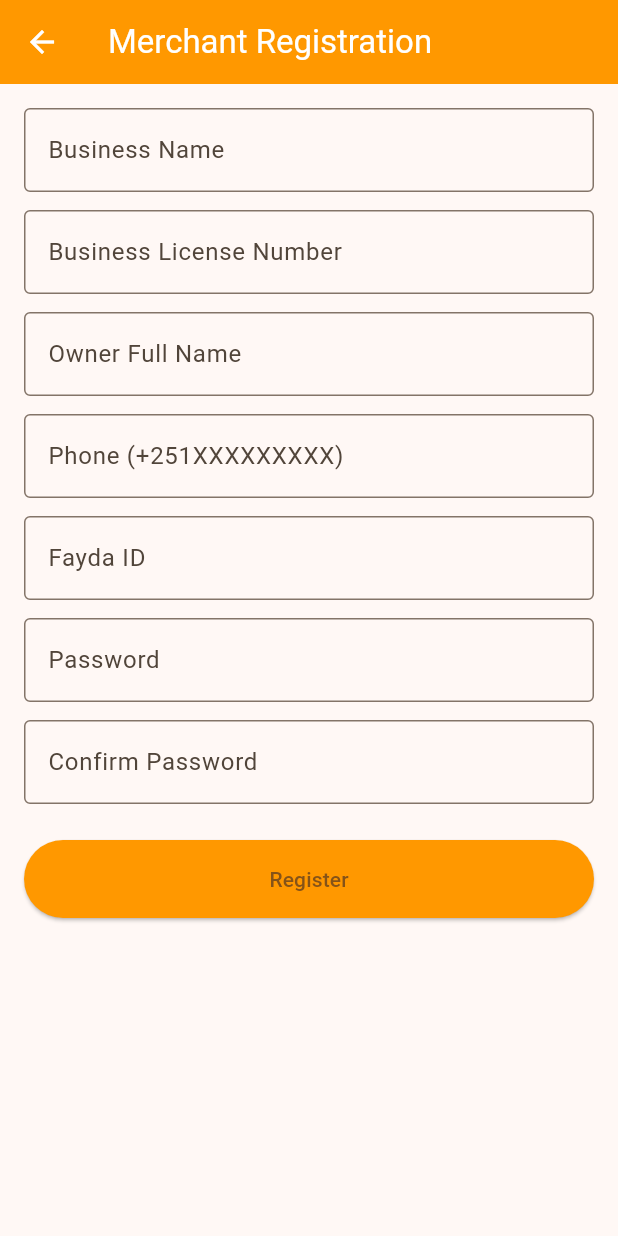
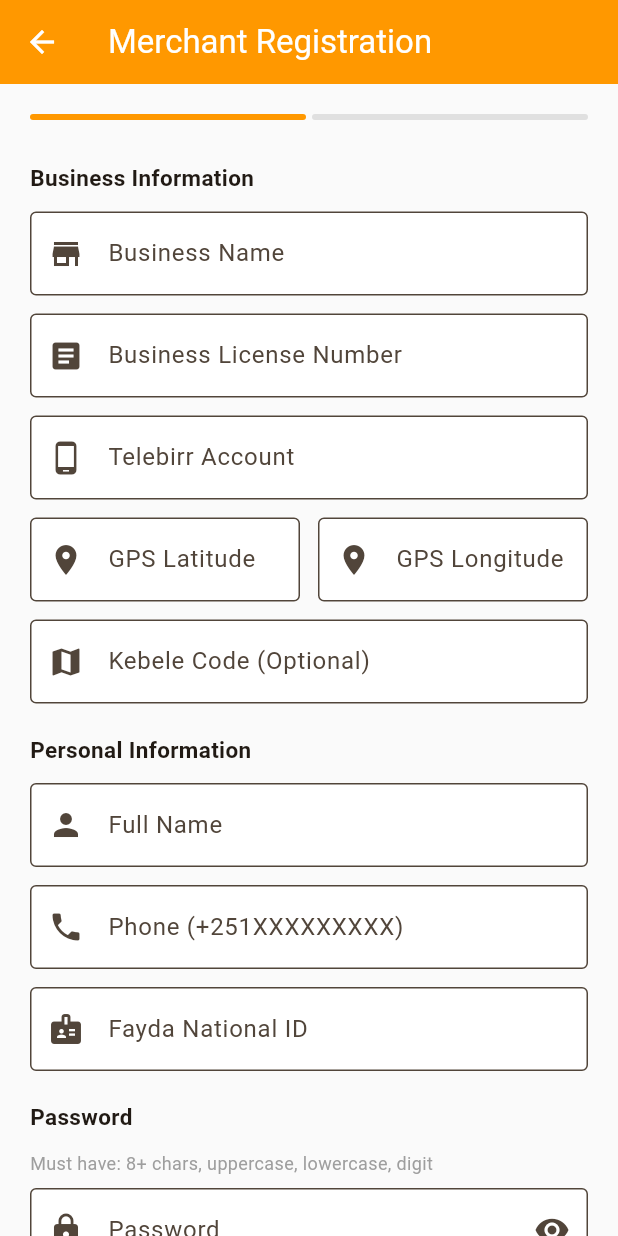
Before and after one commit to selamawitsh/Agri_Yield, a Flutter app: the RegisterScreen screen opened by its route, on a phone screen of 412 x 824 dp. Run offline on Flutter 3.47's test engine with Material 3 defaults, Android fonts, the light colour scheme and no system bars; our stand-ins replace dio, image_picker, shared_preferences; missing offline and left inert: mobile_scanner; accounts and stored records are empty.

Commit message:
feat(merchant-pos): update registration screen and constants

```diff
--- a/frontend/merchant_pos_app/lib/screens/register_screen.dart
+++ b/frontend/merchant_pos_app/lib/screens/register_screen.dart
@@ -3,102 +3,274 @@ import '../services/auth_service.dart';
 
 class RegisterScreen extends StatefulWidget {
   const RegisterScreen({super.key});
-
   @override
   State<RegisterScreen> createState() => _RegisterScreenState();
 }
 
 class _RegisterScreenState extends State<RegisterScreen> {
-  final _nameController = TextEditingController();
-  final _phoneController = TextEditingController();
-  final _faydaController = TextEditingController();
-  final _passwordController = TextEditingController();
-  final _confirmController = TextEditingController();
-  final _businessNameController = TextEditingController();
-  final _licenseController = TextEditingController();
-  final _otpController = TextEditingController();
-  final _authService = AuthService();
+  final _auth = AuthService();
 
+  // Step: 1=account form, 2=OTP
+  int _step = 1;
   bool _loading = false;
-  bool _otpSent = false;
+  bool _obscure = true;
+  String _error = '';
+
+  // Account fields
+  final _nameCtrl     = TextEditingController();
+  final _phoneCtrl    = TextEditingController();
+  final _faydaCtrl    = TextEditingController();
+  final _passCtrl     = TextEditingController();
+  final _confirmCtrl  = TextEditingController();
+
+  // Merchant fields
+  final _bizNameCtrl  = TextEditingController();
+  final _licenseCtrl  = TextEditingController();
+  final _latCtrl      = TextEditingController();
+  final _lngCtrl      = TextEditingController();
+  final _telebirrCtrl = TextEditingController();
+  final _kebeleCtrl   = TextEditingController();
+
+  // OTP
+  final _otpCtrl = TextEditingController();
+
+  @override
+  void dispose() {
+    for (final c in [_nameCtrl, _phoneCtrl, _faydaCtrl, _passCtrl,
+        _confirmCtrl, _bizNameCtrl, _licenseCtrl, _latCtrl, _lngCtrl,
+        _telebirrCtrl, _kebeleCtrl, _otpCtrl]) {
+      c.dispose();
+    }
+    super.dispose();
+  }
+
+  String? _validatePassword(String pass) {
+    if (pass.length < 8) return 'Password must be at least 8 characters';
+    if (!pass.contains(RegExp(r'[A-Z]'))) return 'Password must contain an uppercase letter';
+    if (!pass.contains(RegExp(r'[a-z]'))) return 'Password must contain a lowercase letter';
+    if (!pass.contains(RegExp(r'[0-9]'))) return 'Password must contain a digit';
+    return null;
+  }
 
   Future<void> _register() async {
-    if (_passwordController.text != _confirmController.text) {
-      ScaffoldMessenger.of(context).showSnackBar(const SnackBar(content: Text('Passwords do not match')));
-      return;
+    setState(() => _error = '');
+
+    if (_passCtrl.text != _confirmCtrl.text) {
+      setState(() => _error = 'Passwords do not match'); return;
+    }
+    final passError = _validatePassword(_passCtrl.text);
+    if (passError != null) { setState(() => _error = passError); return; }
+
+    final lat = double.tryParse(_latCtrl.text.trim());
+    final lng = double.tryParse(_lngCtrl.text.trim());
+    if (lat == null || lng == null) {
+      setState(() => _error = 'GPS coordinates must be valid numbers'); return;
     }
 
     setState(() => _loading = true);
-
-    final result = await _authService.register(
-      phone: _phoneController.text,
-      faydaId: _faydaController.text,
-      password: _passwordController.text,
-      fullName: _nameController.text,
-      businessName: _businessNameController.text,
-      businessLicenseNumber: _licenseController.text,
+    final result = await _auth.register(
+      phone: _phoneCtrl.text.trim(),
+      faydaId: _faydaCtrl.text.trim(),
+      password: _passCtrl.text,
+      fullName: _nameCtrl.text.trim(),
+      businessName: _bizNameCtrl.text.trim(),
+      businessLicenseNumber: _licenseCtrl.text.trim(),
+      storeGpsLat: lat,
+      storeGpsLng: lng,
+      telebirrAccount: _telebirrCtrl.text.trim(),
+      kebeleCode: _kebeleCtrl.text.trim().isEmpty ? null : _kebeleCtrl.text.trim(),
     );
-
     setState(() => _loading = false);
 
-    if (result['success']) {
-      setState(() => _otpSent = true);
-      ScaffoldMessenger.of(context).showSnackBar(const SnackBar(content: Text('OTP sent! Check backend terminal')));
+    if (result['success'] == true) {
+      setState(() => _step = 2);
     } else {
-      ScaffoldMessenger.of(context).showSnackBar(SnackBar(content: Text(result['message'])));
+      setState(() => _error = result['message'] ?? 'Registration failed');
     }
   }
 
   Future<void> _verifyOtp() async {
-    setState(() => _loading = true);
-
-    final result = await _authService.verifyOtp(
-      phone: _phoneController.text,
-      otpCode: _otpController.text,
+    setState(() { _loading = true; _error = ''; });
+    final result = await _auth.verifyOtp(
+      phone: _phoneCtrl.text.trim(),
+      otpCode: _otpCtrl.text.trim(),
+      purpose: 'REGISTRATION',
     );
-
     setState(() => _loading = false);
 
-    if (result['success']) {
-      ScaffoldMessenger.of(context).showSnackBar(const SnackBar(content: Text('Registration complete! Please login')));
-      Navigator.pop(context);
+    if (result['success'] == true) {
+      if (mounted) {
+        ScaffoldMessenger.of(context).showSnackBar(
+          const SnackBar(content: Text('Account created! Please login.'),
+              backgroundColor: Colors.green));
+        Navigator.pushReplacementNamed(context, '/login');
+      }
     } else {
-      ScaffoldMessenger.of(context).showSnackBar(SnackBar(content: Text(result['message'])));
+      setState(() => _error = result['message'] ?? 'OTP verification failed');
     }
   }
 
   @override
   Widget build(BuildContext context) {
     return Scaffold(
-      appBar: AppBar(title: const Text('Merchant Registration'), backgroundColor: Colors.orange, foregroundColor: Colors.white),
-      body: Padding(
-        padding: const EdgeInsets.all(16),
-        child: SingleChildScrollView(
+      backgroundColor: Colors.grey[50],
+      appBar: AppBar(
+        title: Text(_step == 1 ? 'Merchant Registration' : 'Verify Phone'),
+        backgroundColor: Colors.orange,
+        foregroundColor: Colors.white,
+      ),
+      body: SingleChildScrollView(
+        padding: const EdgeInsets.all(20),
         child: Column(
+          crossAxisAlignment: CrossAxisAlignment.stretch,
           children: [
-              if (!_otpSent) ...[
-                TextField(controller: _businessNameController, decoration: const InputDecoration(labelText: 'Business Name', border: OutlineInputBorder())),
+            // Progress bar
+            Row(children: [
+              Expanded(child: Container(height: 4,
+                  decoration: BoxDecoration(color: Colors.orange,
+                      borderRadius: BorderRadius.circular(2)))),
+              const SizedBox(width: 4),
+              Expanded(child: Container(height: 4,
+                  decoration: BoxDecoration(
+                      color: _step == 2 ? Colors.orange : Colors.grey[300],
+                      borderRadius: BorderRadius.circular(2)))),
+            ]),
+            const SizedBox(height: 20),
+
+            // Error
+            if (_error.isNotEmpty)
+              Container(
+                padding: const EdgeInsets.all(12),
+                margin: const EdgeInsets.only(bottom: 16),
+                decoration: BoxDecoration(
+                  color: Colors.red[50],
+                  border: Border.all(color: Colors.red[200]!),
+                  borderRadius: BorderRadius.circular(8),
+                ),
+                child: Text(_error,
+                    style: TextStyle(color: Colors.red[700], fontSize: 13)),
+              ),
+
+            if (_step == 1) ...[
+              _section('Business Information'),
+              _field(_bizNameCtrl, 'Business Name', Icons.store),
+              _field(_licenseCtrl, 'Business License Number', Icons.article),
+              _field(_telebirrCtrl, 'Telebirr Account', Icons.phone_android,
+                  type: TextInputType.phone),
+              Row(children: [
+                Expanded(child: _field(_latCtrl, 'GPS Latitude', Icons.location_on,
+                    type: const TextInputType.numberWithOptions(decimal: true))),
+                const SizedBox(width: 12),
+                Expanded(child: _field(_lngCtrl, 'GPS Longitude', Icons.location_on,
+                    type: const TextInputType.numberWithOptions(decimal: true))),
+              ]),
+              _field(_kebeleCtrl, 'Kebele Code (Optional)', Icons.map),
+
+              _section('Personal Information'),
+              _field(_nameCtrl, 'Full Name', Icons.person),
+              _field(_phoneCtrl, 'Phone (+251XXXXXXXXX)', Icons.phone,
+                  type: TextInputType.phone),
+              _field(_faydaCtrl, 'Fayda National ID', Icons.badge),
+
+              _section('Password'),
+              const Text(
+                'Must have: 8+ chars, uppercase, lowercase, digit',
+                style: TextStyle(color: Colors.grey, fontSize: 12),
+              ),
+              const SizedBox(height: 8),
+              TextField(
+                controller: _passCtrl,
+                obscureText: _obscure,
+                decoration: InputDecoration(
+                  labelText: 'Password',
+                  prefixIcon: const Icon(Icons.lock),
+                  suffixIcon: IconButton(
+                    icon: Icon(_obscure ? Icons.visibility : Icons.visibility_off),
+                    onPressed: () => setState(() => _obscure = !_obscure),
+                  ),
+                  border: const OutlineInputBorder(),
+                  filled: true, fillColor: Colors.white,
+                ),
+              ),
               const SizedBox(height: 12),
-                TextField(controller: _licenseController, decoration: const InputDecoration(labelText: 'Business License Number', border: OutlineInputBorder())),
-                const SizedBox(height: 12),
-                TextField(controller: _nameController, decoration: const InputDecoration(labelText: 'Owner Full Name', border: OutlineInputBorder())),
-                const SizedBox(height: 12),
-                TextField(controller: _phoneController, decoration: const InputDecoration(labelText: 'Phone (+251XXXXXXXXX)', border: OutlineInputBorder())),
-                const SizedBox(height: 12),
-                TextField(controller: _faydaController, decoration: const InputDecoration(labelText: 'Fayda ID', border: OutlineInputBorder())),
-                const SizedBox(height: 12),
-                TextField(controller: _passwordController, decoration: const InputDecoration(labelText: 'Password', border: OutlineInputBorder()), obscureText: true),
-                const SizedBox(height: 12),
-                TextField(controller: _confirmController, decoration: const InputDecoration(labelText: 'Confirm Password', border: OutlineInputBorder()), obscureText: true),
+              _field(_confirmCtrl, 'Confirm Password', Icons.lock_outline, obscure: true),
               const SizedBox(height: 24),
-                SizedBox(width: double.infinity, child: ElevatedButton(onPressed: _register, style: ElevatedButton.styleFrom(backgroundColor: Colors.orange, padding: const EdgeInsets.symmetric(vertical: 16)), child: _loading ? const CircularProgressIndicator() : const Text('Register'))),
+              ElevatedButton(
+                onPressed: _loading ? null : _register,
+                style: ElevatedButton.styleFrom(
+                  backgroundColor: Colors.orange,
+                  padding: const EdgeInsets.symmetric(vertical: 16),
+                  shape: RoundedRectangleBorder(borderRadius: BorderRadius.circular(8)),
+                ),
+                child: _loading
+                    ? const CircularProgressIndicator(color: Colors.white)
+                    : const Text('Register', style: TextStyle(fontSize: 16, color: Colors.white)),
+              ),
+              TextButton(
+                onPressed: () => Navigator.pushReplacementNamed(context, '/login'),
+                child: const Text('Already have an account? Login'),
+              ),
             ] else ...[
-                TextField(controller: _otpController, decoration: const InputDecoration(labelText: 'Enter OTP', border: OutlineInputBorder()), keyboardType: TextInputType.number),
+              const Icon(Icons.sms_outlined, size: 64, color: Colors.orange),
+              const SizedBox(height: 16),
+              Text('Enter the 6-digit OTP sent to ${_phoneCtrl.text}',
+                  textAlign: TextAlign.center,
+                  style: const TextStyle(fontSize: 15)),
               const SizedBox(height: 24),
-                SizedBox(width: double.infinity, child: ElevatedButton(onPressed: _verifyOtp, style: ElevatedButton.styleFrom(backgroundColor: Colors.orange), child: _loading ? const CircularProgressIndicator() : const Text('Verify OTP'))),
+              TextField(
+                controller: _otpCtrl,
+                keyboardType: TextInputType.number,
+                maxLength: 6,
+                textAlign: TextAlign.center,
+                style: const TextStyle(fontSize: 28, fontWeight: FontWeight.bold, letterSpacing: 8),
+                decoration: const InputDecoration(
+                  labelText: 'OTP Code',
+                  border: OutlineInputBorder(),
+                  filled: true, fillColor: Colors.white,
+                  counterText: '',
+                ),
+              ),
+              const SizedBox(height: 24),
+              ElevatedButton(
+                onPressed: _loading ? null : _verifyOtp,
+                style: ElevatedButton.styleFrom(
+                  backgroundColor: Colors.orange,
+                  padding: const EdgeInsets.symmetric(vertical: 16),
+                  shape: RoundedRectangleBorder(borderRadius: BorderRadius.circular(8)),
+                ),
+                child: _loading
+                    ? const CircularProgressIndicator(color: Colors.white)
+                    : const Text('Verify OTP', style: TextStyle(fontSize: 16, color: Colors.white)),
+              ),
+              TextButton(
+                onPressed: () => setState(() { _step = 1; _error = ''; }),
+                child: const Text('← Back'),
+              ),
             ],
           ],
         ),
+      ),
+    );
+  }
+
+  Widget _section(String title) => Padding(
+    padding: const EdgeInsets.only(top: 8, bottom: 12),
+    child: Text(title, style: const TextStyle(fontWeight: FontWeight.bold, fontSize: 15)),
+  );
+
+  Widget _field(TextEditingController ctrl, String label, IconData icon,
+      {TextInputType type = TextInputType.text, bool obscure = false}) {
+    return Padding(
+      padding: const EdgeInsets.only(bottom: 12),
+      child: TextField(
+        controller: ctrl,
+        keyboardType: type,
+        obscureText: obscure,
+        decoration: InputDecoration(
+          labelText: label,
+          prefixIcon: Icon(icon),
+          border: const OutlineInputBorder(),
+          filled: true, fillColor: Colors.white,
         ),
       ),
     );
--- a/frontend/merchant_pos_app/lib/utils/constants.dart
+++ b/frontend/merchant_pos_app/lib/utils/constants.dart
@@ -2,17 +2,15 @@ class Constants {
   static const String apiBaseUrl = 'http://localhost:8080/api/v1';
   static const String appName = 'Agri-Yield Merchant';
 
-  // Merchant service endpoints
-  static const String merchantRegister   = '/merchants/register';
-  static const String merchantMe         = '/merchants/me';
-  static const String merchantInventory  = '/merchant/inventory';
-  static const String merchantVouchers   = '/merchant/vouchers';
-  static const String merchantRedemptions= '/merchant/redemptions';
-  static const String merchantAnalytics  = '/merchant/analytics';
+  static const String merchantRegister    = '/merchants/register';
+  static const String merchantMe          = '/merchants/me';
+  static const String merchantInventory   = '/merchant/inventory';
+  static const String merchantVouchers    = '/merchant/vouchers';
+  static const String merchantRedemptions = '/merchant/redemptions';
+  static const String merchantAnalytics   = '/merchant/analytics';
 
-  // Auth endpoints
-  static const String login    = '/auth/login';
-  static const String register = '/auth/register';
-  static const String logout   = '/auth/logout';
-  static const String otpVerify= '/auth/otp/verify';
+  static const String login     = '/auth/login';
+  static const String register  = '/auth/register';
+  static const String logout    = '/auth/logout';
+  static const String otpVerify = '/auth/otp/verify';
 }
```
Lines whose indentation alone changed are shown as unchanged.
